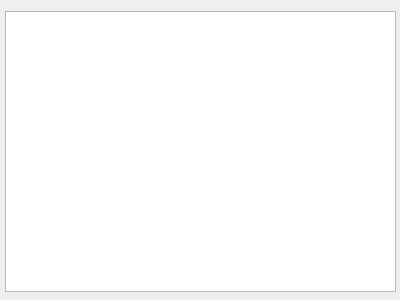
Old version of the form main.ui in the repository Arhant-arsin/Coffee.
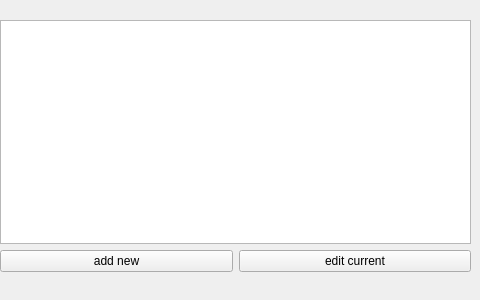
New version of the form.

What changed in the file:
```diff
--- a/main.ui
+++ b/main.ui
@@ -6,22 +6,45 @@
    <rect>
     <x>0</x>
     <y>0</y>
-    <width>400</width>
+    <width>480</width>
     <height>300</height>
    </rect>
   </property>
   <property name="windowTitle">
    <string>Coffee</string>
   </property>
-  <widget class="QTableWidget" name="tableWidget">
+  <widget class="QWidget" name="">
    <property name="geometry">
     <rect>
-     <x>5</x>
-     <y>11</y>
-     <width>391</width>
-     <height>281</height>
+     <x>0</x>
+     <y>20</y>
+     <width>471</width>
+     <height>252</height>
     </rect>
    </property>
+   <layout class="QGridLayout" name="gridLayout">
+    <item row="0" column="0">
+     <widget class="QTableWidget" name="tableWidget"/>
+    </item>
+    <item row="1" column="0">
+     <layout class="QHBoxLayout" name="horizontalLayout">
+      <item>
+       <widget class="QPushButton" name="pb_add">
+        <property name="text">
+         <string>add new</string>
+        </property>
+       </widget>
+      </item>
+      <item>
+       <widget class="QPushButton" name="pb_edit">
+        <property name="text">
+         <string>edit current</string>
+        </property>
+       </widget>
+      </item>
+     </layout>
+    </item>
+   </layout>
   </widget>
  </widget>
  <resources/>
```
